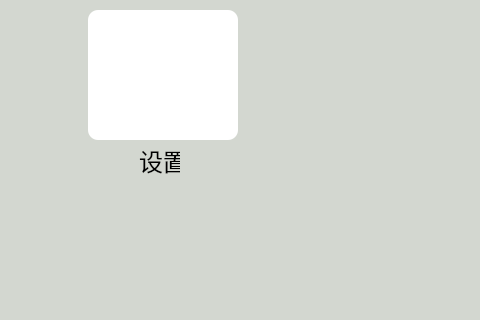
Above: src/jp_mainwindow/jp_mainwindow.ui from Jsvi53/qt_custom_widget before the change; both pictures show x 0 to 480 and y 114 to 434 of the 1280 by 800 pixel window. Below: the same form after it.
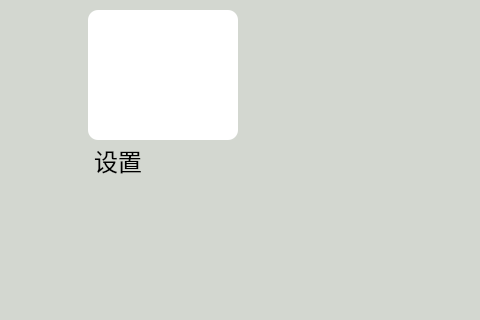
That is the form after the change. Icons and pictures are not drawn.

Patch:
```diff
--- a/src/jp_mainwindow/jp_mainwindow.ui
+++ b/src/jp_mainwindow/jp_mainwindow.ui
@@ -184,9 +184,9 @@
       <widget class="QLabel" name="home_SettingButton_text">
        <property name="geometry">
         <rect>
-         <x>140</x>
+         <x>95</x>
          <y>230</y>
-         <width>41</width>
+         <width>136</width>
          <height>31</height>
         </rect>
        </property>
@@ -198,6 +198,11 @@
          <bold>false</bold>
         </font>
        </property>
+       <property name="styleSheet">
+        <string notr="true">QLabel {
+	qproperty-alignment: AlignCenter;
+}</string>
+       </property>
        <property name="text">
         <string>设置</string>
        </property>
```
Left out of the diff: 2 changed lines with no effect on the pictures.
